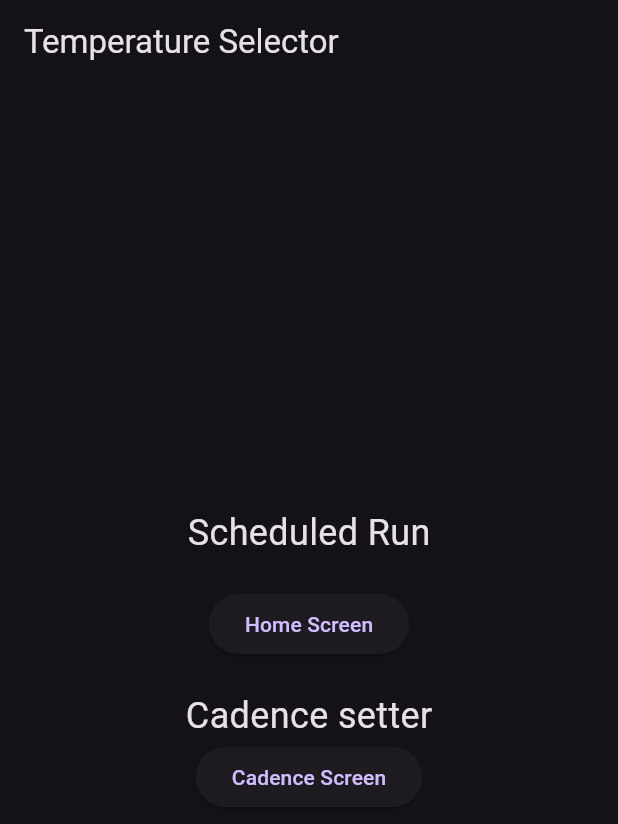
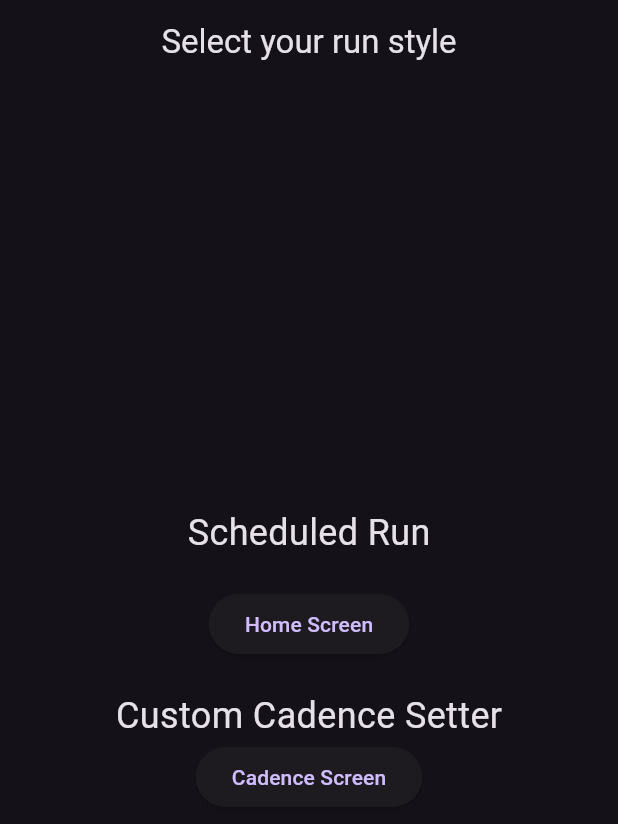
Before and after one commit to sirauronmach3/c25k_app, a Flutter app: the screen it shows after launch, on a phone screen of 412 x 824 dp. Shown: the top 824 px of the screen. Run offline on Flutter 3.47's test engine with Material 3 defaults, Android fonts, the phone set to English and light mode, and no system bars; our stand-ins replace flutter_tts, shared_preferences, vibration, wakelock_plus; missing offline and left inert: flutter_background.

Commit message:
fixed a typo and punched up a line

```diff
--- a/lib/screens/temp_selector_page.dart
+++ b/lib/screens/temp_selector_page.dart
@@ -6,7 +6,7 @@ class TempSelectorPage extends StatelessWidget {
   @override
   Widget build(BuildContext context) {
     return Scaffold(
-      appBar: AppBar(title: Text('Temperature Selector')),
+      appBar: AppBar(title: Text('Select your run style'), centerTitle: true),
       body: Center(
         child: Column(
           mainAxisAlignment: MainAxisAlignment.center,
@@ -23,7 +23,7 @@ class TempSelectorPage extends StatelessWidget {
               child: Text('Home Screen'),
             ),
             SizedBox(height: 20),
-            Text("Cadence setter", style: TextStyle(fontSize: 24)),
+            Text("Custom Cadence Setter", style: TextStyle(fontSize: 24)),
             ElevatedButton(
               onPressed: () {
                 Navigator.push(
```
